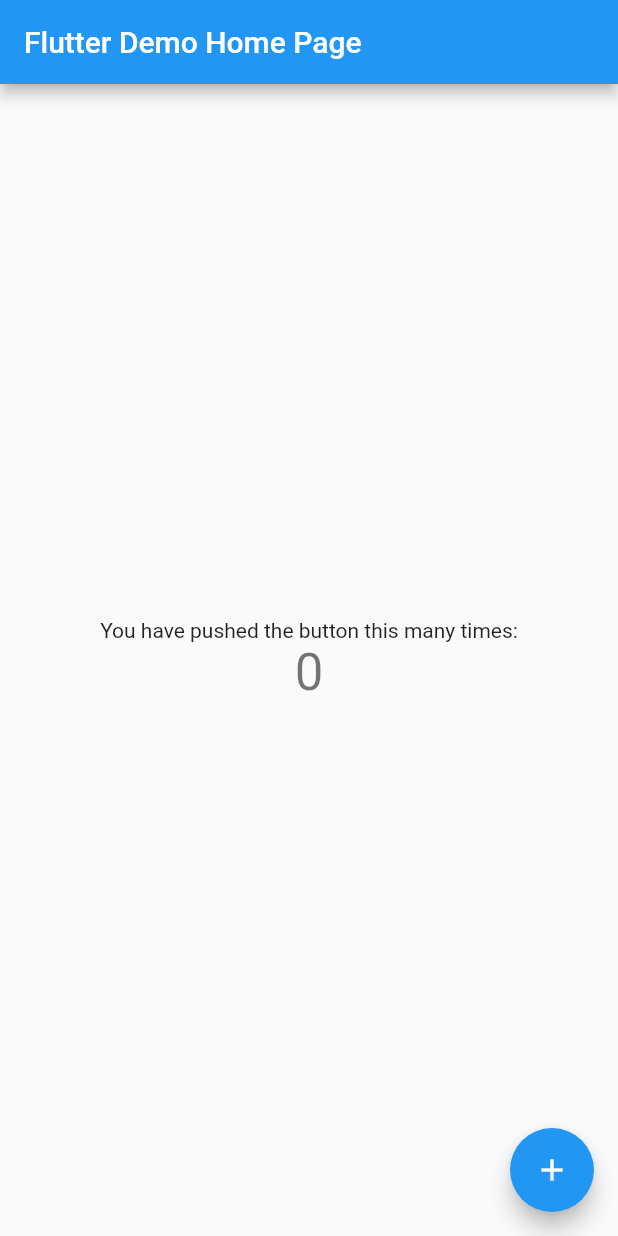
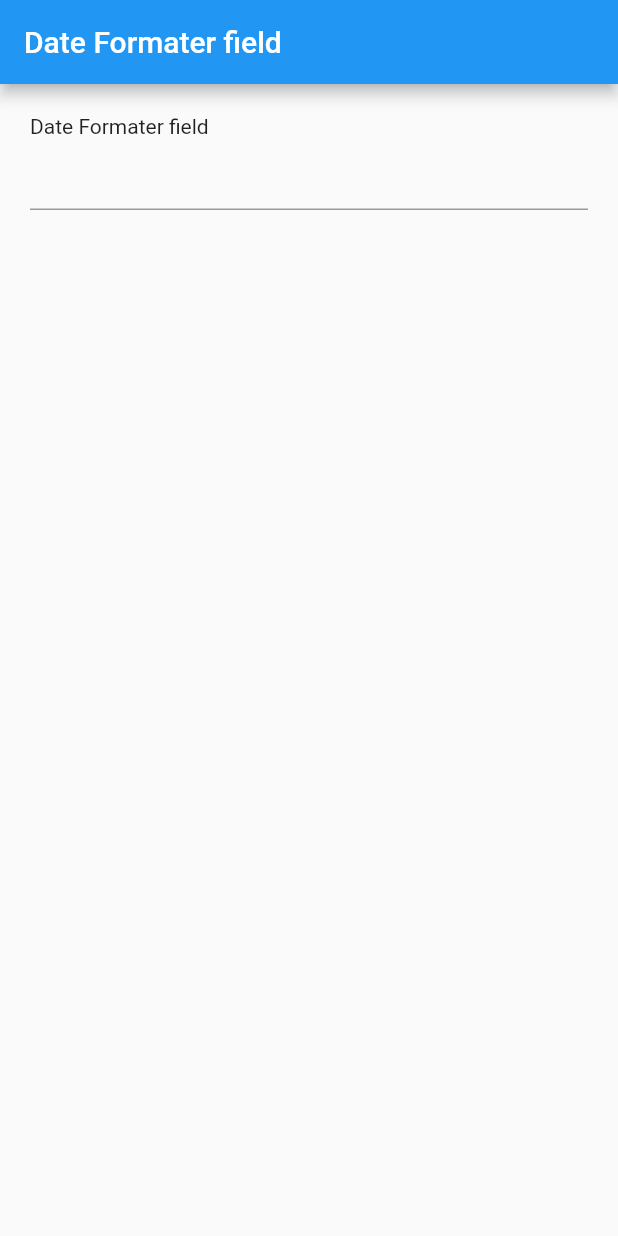
Before and after one commit to AnthonyAniobi/Date_Format_Field, a Flutter app: the screen it shows after launch, on a phone screen of 412 x 824 dp. Run offline on Flutter 3.47's test engine with Material 2 defaults, Android fonts, the phone set to English and light mode, and no system bars.

Commit message:
built first format type

```diff
--- a/example/lib/main.dart
+++ b/example/lib/main.dart
@@ -1,3 +1,4 @@
+import 'package:date_format_field/date_format_field.dart';
 import 'package:flutter/material.dart';
 
 void main() {
@@ -7,109 +8,41 @@ void main() {
 class MyApp extends StatelessWidget {
   const MyApp({super.key});
 
-  // This widget is the root of your application.
   @override
   Widget build(BuildContext context) {
     return MaterialApp(
-      title: 'Flutter Demo',
+      title: 'Date Format Field',
       theme: ThemeData(
-        // This is the theme of your application.
-        //
-        // Try running your application with "flutter run". You'll see the
-        // application has a blue toolbar. Then, without quitting the app, try
-        // changing the primarySwatch below to Colors.green and then invoke
-        // "hot reload" (press "r" in the console where you ran "flutter run",
-        // or simply save your changes to "hot reload" in a Flutter IDE).
-        // Notice that the counter didn't reset back to zero; the application
-        // is not restarted.
         primarySwatch: Colors.blue,
       ),
-      home: const MyHomePage(title: 'Flutter Demo Home Page'),
+      home: const MyHomePage(),
     );
   }
 }
 
-class MyHomePage extends StatefulWidget {
-  const MyHomePage({super.key, required this.title});
-
-  // This widget is the home page of your application. It is stateful, meaning
-  // that it has a State object (defined below) that contains fields that affect
-  // how it looks.
-
-  // This class is the configuration for the state. It holds the values (in this
-  // case the title) provided by the parent (in this case the App widget) and
-  // used by the build method of the State. Fields in a Widget subclass are
-  // always marked "final".
-
-  final String title;
-
-  @override
-  State<MyHomePage> createState() => _MyHomePageState();
-}
-
-class _MyHomePageState extends State<MyHomePage> {
-  int _counter = 0;
-
-  void _incrementCounter() {
-    setState(() {
-      // This call to setState tells the Flutter framework that something has
-      // changed in this State, which causes it to rerun the build method below
-      // so that the display can reflect the updated values. If we changed
-      // _counter without calling setState(), then the build method would not be
-      // called again, and so nothing would appear to happen.
-      _counter++;
-    });
-  }
+class MyHomePage extends StatelessWidget {
+  const MyHomePage({super.key});
 
   @override
   Widget build(BuildContext context) {
-    // This method is rerun every time setState is called, for instance as done
-    // by the _incrementCounter method above.
-    //
-    // The Flutter framework has been optimized to make rerunning build methods
-    // fast, so that you can just rebuild anything that needs updating rather
-    // than having to individually change instances of widgets.
     return Scaffold(
       appBar: AppBar(
-        // Here we take the value from the MyHomePage object that was created by
-        // the App.build method, and use it to set our appbar title.
-        title: Text(widget.title),
+        title: const Text('Date Formater field'),
       ),
-      body: Center(
-        // Center is a layout widget. It takes a single child and positions it
-        // in the middle of the parent.
-        child: Column(
-          // Column is also a layout widget. It takes a list of children and
-          // arranges them vertically. By default, it sizes itself to fit its
-          // children horizontally, and tries to be as tall as its parent.
-          //
-          // Invoke "debug painting" (press "p" in the console, choose the
-          // "Toggle Debug Paint" action from the Flutter Inspector in Android
-          // Studio, or the "Toggle Debug Paint" command in Visual Studio Code)
-          // to see the wireframe for each widget.
-          //
-          // Column has various properties to control how it sizes itself and
-          // how it positions its children. Here we use mainAxisAlignment to
-          // center the children vertically; the main axis here is the vertical
-          // axis because Columns are vertical (the cross axis would be
-          // horizontal).
-          mainAxisAlignment: MainAxisAlignment.center,
-          children: <Widget>[
-            const Text(
-              'You have pushed the button this many times:',
-            ),
-            Text(
-              '$_counter',
-              style: Theme.of(context).textTheme.headline4,
-            ),
-          ],
+      body: SafeArea(
+          child: SingleChildScrollView(
+        child: Padding(
+          padding: const EdgeInsets.symmetric(horizontal: 20),
+          child: Column(
+            crossAxisAlignment: CrossAxisAlignment.start,
+            children: [
+              const SizedBox(height: 20),
+              const Text('Date Formater field'),
+              DateFormatField()
+            ],
+          ),
         ),
-      ),
-      floatingActionButton: FloatingActionButton(
-        onPressed: _incrementCounter,
-        tooltip: 'Increment',
-        child: const Icon(Icons.add),
-      ), // This trailing comma makes auto-formatting nicer for build methods.
+      )),
     );
   }
 }
--- a/lib/date_format_field.dart
+++ b/lib/date_format_field.dart
@@ -1,7 +1,3 @@
 library date_format_field;
 
-/// A Calculator.
-class Calculator {
-  /// Returns [value] plus 1.
-  int addOne(int value) => value + 1;
-}
+export 'src/date_field.dart';
```
Also changed, not shown: lib/src/date_field.dart (+45 -4 lines).
